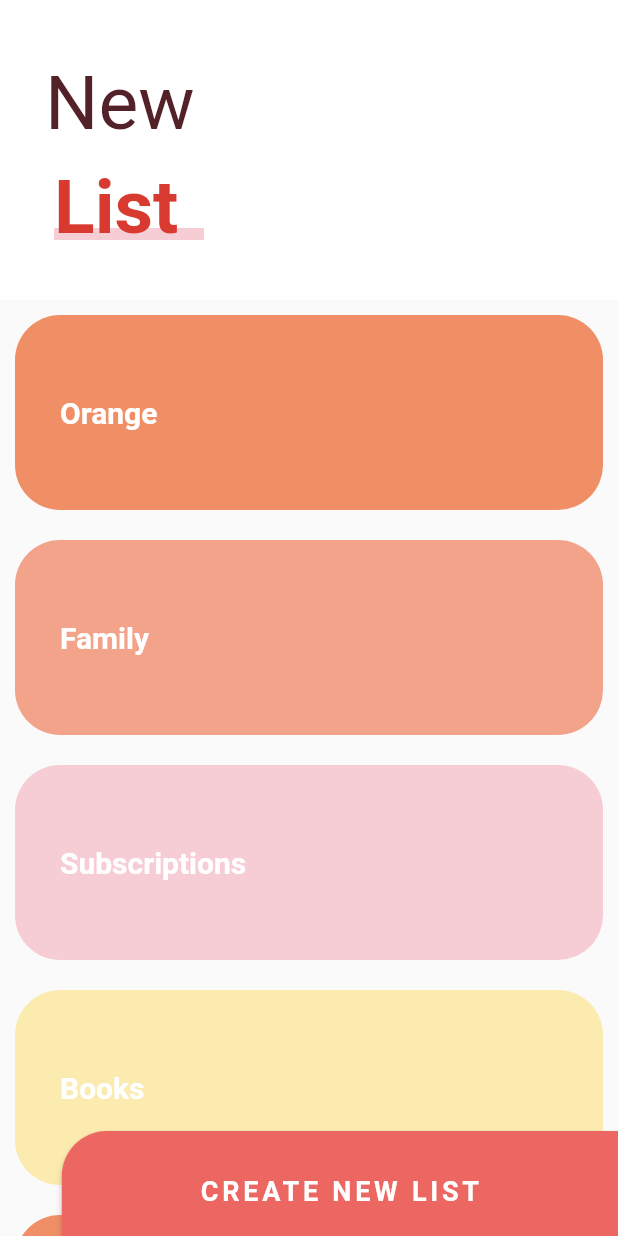
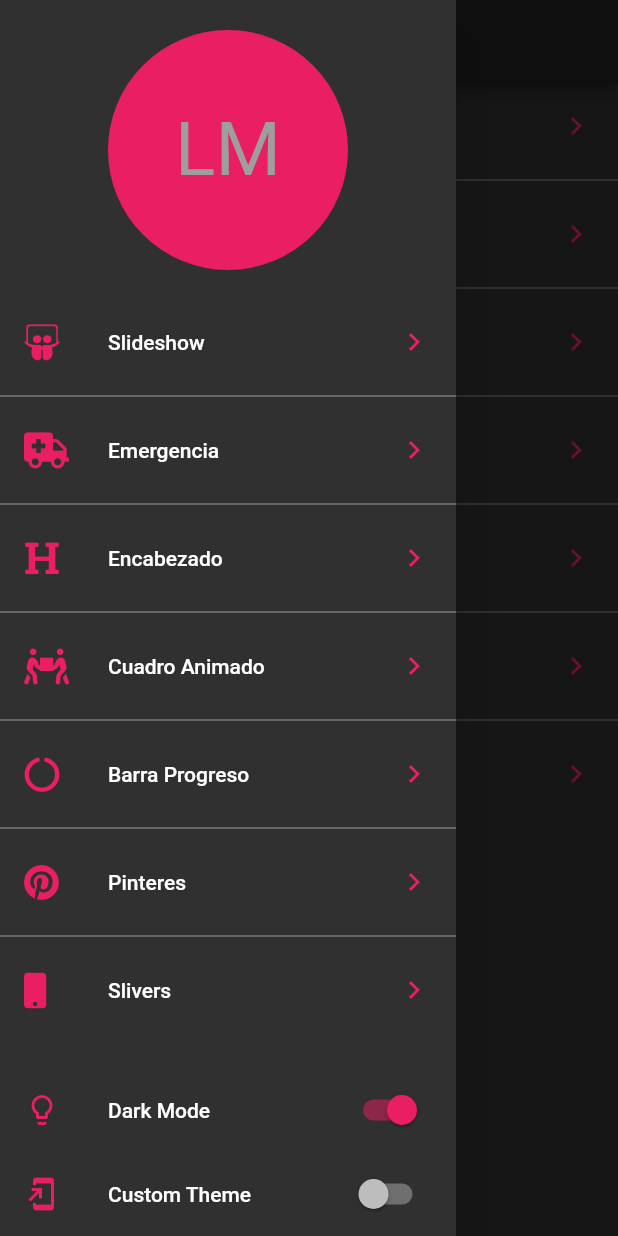
Before and after one commit to Lincol1999/Dise-o_profesional, a Flutter app: the screen it shows after launch, with the side drawer open (before the commit the screen has no drawer), on a phone screen of 412 x 824 dp. Run offline on Flutter 3.47's test engine with Material 2 defaults, Android fonts, the phone set to English and light mode, and no system bars; our stand-ins replace animate_do, flutter_svg, font_awesome_flutter.

Commit message:
Diseño Profesional Remasterizado

```diff
--- a/lib/main.dart
+++ b/lib/main.dart
@@ -1,30 +1,24 @@
+import 'package:diseno_profesional/theme/theme.dart';
 import 'package:flutter/material.dart';
 
-import 'package:diseno_profesional/src/pages/slider_list_page.dart';
-// import 'package:diseno_profesional/src/pages/emergency_page.dart';
-// import 'package:diseno_profesional/src/pages/pinterest_page.dart';
-// import 'package:diseno_profesional/src/pages/slideshow_page.dart';
-
-// import 'package:diseno_profesional/src/pages/graficas_circulares_pages.dart';
-// import 'package:diseno_profesional/src/labs/slidershow_page.dart';
-
-// import 'package:diseno_profesional/src/retos/cuadrado_animado_page.dart';
-
-// import 'package:diseno_profesional/src/pages/header_pages.dart';
-// import 'package:diseno_profesional/src/pages/animaciones_pages.dart';
+import 'package:diseno_profesional/src/pages/launcher_page.dart';
+import 'package:provider/provider.dart';
 
 void main() {
-  runApp(MyApp());
+  runApp(ChangeNotifierProvider(
+      create: (context) => new ThemeChanger(2), child: MyApp()));
 }
 
 class MyApp extends StatelessWidget {
   // This widget is the root of your application.
   @override
   Widget build(BuildContext context) {
+    final currentTheme = Provider.of<ThemeChanger>(context).currentTheme;
     return MaterialApp(
+      theme: currentTheme,
       debugShowCheckedModeBanner: false,
       title: 'Diseño Profesional',
-      home: SliverListPage(),
+      home: LauncherPage(),
     );
   }
 }
--- /dev/null
+++ b/lib/src/pages/launcher_page.dart
@@ -0,0 +1,111 @@
+import 'package:flutter/material.dart';
+
+import 'package:diseno_profesional/theme/theme.dart';
+import 'package:diseno_profesional/src/routes/routes.dart';
+
+import 'package:font_awesome_flutter/font_awesome_flutter.dart';
+import 'package:provider/provider.dart';
+
+class LauncherPage extends StatelessWidget {
+  @override
+  Widget build(BuildContext context) {
+    return Scaffold(
+      appBar: AppBar(
+        title: Text('Diseños en FLutter'),
+      ),
+      drawer: _MenuPrincipal(),
+      body: _ListaOpciones(),
+    );
+  }
+}
+
+class _ListaOpciones extends StatelessWidget {
+  @override
+  Widget build(BuildContext context) {
+    final appTheme = Provider.of<ThemeChanger>(context).currentTheme;
+    return ListView.separated(
+      //physics para que se mire igual en Io y Androit
+      physics: BouncingScrollPhysics(),
+      separatorBuilder: (context, i) => Divider(
+        color: appTheme.primaryColorLight,
+      ),
+      itemCount: pageRoutes.length,
+      itemBuilder: (context, i) => ListTile(
+        leading: FaIcon(
+          pageRoutes[i].icon,
+          color: appTheme.accentColor,
+        ),
+        title: Text(pageRoutes[i].titulo),
+        trailing: Icon(
+          Icons.chevron_right,
+          color: appTheme.accentColor,
+        ),
+        onTap: () {
+          Navigator.push(context,
+              MaterialPageRoute(builder: (context) => pageRoutes[i].page));
+        },
+      ),
+    );
+  }
+}
+
+class _MenuPrincipal extends StatelessWidget {
+  @override
+  Widget build(BuildContext context) {
+    final appTheme = Provider.of<ThemeChanger>(context);
+    final accentColor = appTheme.currentTheme.accentColor;
+    return Drawer(
+      child: SafeArea(
+        child: Container(
+          child: Column(
+            children: [
+              Container(
+                padding: EdgeInsets.all(20),
+                width: double.infinity,
+                height: 200,
+                child: CircleAvatar(
+                  backgroundColor: accentColor,
+                  child: Text(
+                    'LM',
+                    style: TextStyle(fontSize: 50),
+                  ),
+                ),
+              ),
+              Expanded(
+                child: _ListaOpciones(),
+              ),
+              ListTile(
+                leading: Icon(
+                  Icons.lightbulb_outline,
+                  color: accentColor,
+                ),
+                title: Text('Dark Mode'),
+                trailing: Switch.adaptive(
+                  activeColor: accentColor, //En IO sale verde
+                  value: appTheme.darkTheme,
+                  onChanged: (value) {
+                    appTheme.darkTheme = value;
+                  },
+                ),
+              ),
+              ListTile(
+                leading: Icon(
+                  Icons.add_to_home_screen,
+                  color: accentColor,
+                ),
+                title: Text('Custom Theme'),
+                trailing: Switch.adaptive(
+                  activeColor: accentColor, //En IO sale verde
+                  value: appTheme.customTheme,
+                  onChanged: (value) {
+                    appTheme.customTheme = value;
+                  },
+                ),
+              ),
+            ],
+          ),
+        ),
+      ),
+    );
+  }
+}
--- a/lib/src/pages/slider_list_page.dart
+++ b/lib/src/pages/slider_list_page.dart
@@ -1,4 +1,6 @@
+import 'package:diseno_profesional/theme/theme.dart';
 import 'package:flutter/material.dart';
+import 'package:provider/provider.dart';
 
 class SliverListPage extends StatelessWidget {
   @override
@@ -18,18 +20,21 @@ class _BotonNewList extends StatelessWidget {
   @override
   Widget build(BuildContext context) {
     final size = MediaQuery.of(context).size;
+    final appTheme = Provider.of<ThemeChanger>(context);
     return ButtonTheme(
       minWidth: size.width * 0.9,
       height: 80,
       child: RaisedButton(
         onPressed: () {},
-        color: Color(0xffeD6762),
+        color: (appTheme.darkTheme)
+            ? appTheme.currentTheme.accentColor
+            : Color(0xffeD6762),
         shape: RoundedRectangleBorder(
             borderRadius: BorderRadius.only(topLeft: Radius.circular(30))),
         child: Text(
           'CREATE NEW LIST',
           style: TextStyle(
-              color: Colors.white,
+              color: appTheme.currentTheme.scaffoldBackgroundColor,
               fontSize: 18,
               fontWeight: FontWeight.bold,
               letterSpacing: 2.5),
@@ -60,6 +65,8 @@ class _MainScroll extends StatelessWidget {
   ];
   @override
   Widget build(BuildContext context) {
+    final appTheme = Provider.of<ThemeChanger>(context);
+
     return CustomScrollView(
       slivers: [
         SliverPersistentHeader(
@@ -69,7 +76,7 @@ class _MainScroll extends StatelessWidget {
               maxheight: 200,
               child: Container(
                 alignment: Alignment.centerLeft,
-                color: Colors.white,
+                color: appTheme.currentTheme.scaffoldBackgroundColor,
                 child: _Titulo(),
               )),
         ),
@@ -123,6 +130,8 @@ class _SliverCustomHeaderDelegate extends SliverPersistentHeaderDelegate {
 class _Titulo extends StatelessWidget {
   @override
   Widget build(BuildContext context) {
+    final appTheme = Provider.of<ThemeChanger>(context);
+
     return Column(
       children: [
         SizedBox(
@@ -132,7 +141,9 @@ class _Titulo extends StatelessWidget {
           margin: EdgeInsets.symmetric(horizontal: 30, vertical: 10),
           child: Text(
             'New ',
-            style: TextStyle(color: Color(0xff532128), fontSize: 50),
+            style: TextStyle(
+                color: (appTheme.darkTheme) ? Colors.grey : Color(0xff532128),
+                fontSize: 50),
           ),
         ),
         Stack(
@@ -145,7 +156,9 @@ class _Titulo extends StatelessWidget {
               child: Container(
                 width: 150,
                 height: 8,
-                decoration: BoxDecoration(color: Color(0xffF7CDD5)),
+                decoration: BoxDecoration(
+                  color: (appTheme.darkTheme) ? Colors.grey : Color(0xffF7CDD5),
+                ),
               ),
             ),
             Container(
@@ -201,6 +214,8 @@ class _ListItem extends StatelessWidget {
 
   @override
   Widget build(BuildContext context) {
+    final appTheme = Provider.of<ThemeChanger>(context);
+
     return Container(
       padding: EdgeInsets.all(30),
       alignment: Alignment.centerLeft,
@@ -212,7 +227,7 @@ class _ListItem extends StatelessWidget {
       margin: EdgeInsets.all(10),
       height: 130,
       decoration: BoxDecoration(
-        color: color,
+        color: (appTheme.darkTheme) ? Colors.amberAccent : color,
         borderRadius: BorderRadius.circular(30),
       ),
     );
--- /dev/null
+++ b/lib/src/routes/routes.dart
@@ -0,0 +1,29 @@
+import 'package:flutter/material.dart';
+
+import 'package:diseno_profesional/src/pages/animaciones_pages.dart';
+import 'package:diseno_profesional/src/pages/emergency_page.dart';
+import 'package:diseno_profesional/src/pages/graficas_circulares_pages.dart';
+import 'package:diseno_profesional/src/pages/header_pages.dart';
+import 'package:diseno_profesional/src/pages/pinterest_page.dart';
+import 'package:diseno_profesional/src/pages/slider_list_page.dart';
+import 'package:diseno_profesional/src/pages/slideshow_page.dart';
+import 'package:font_awesome_flutter/font_awesome_flutter.dart';
+
+final pageRoutes = <_Route>[
+  _Route(FontAwesomeIcons.slideshare, 'Slideshow', SlideshowPage()),
+  _Route(FontAwesomeIcons.ambulance, 'Emergencia', EmergencyPage()),
+  _Route(FontAwesomeIcons.heading, 'Encabezado', HeaderPages()),
+  _Route(FontAwesomeIcons.peopleCarry, 'Cuadro Animado', CuadradoAnimado()),
+  _Route(
+      FontAwesomeIcons.circleNotch, 'Barra Progreso', GraficasCircularesPage()),
+  _Route(FontAwesomeIcons.pinterest, 'Pinteres', PinteresPage()),
+  _Route(FontAwesomeIcons.mobile, 'Slivers', SliverListPage()),
+];
+
+class _Route {
+  final IconData icon;
+  final String titulo;
+  final Widget page;
+
+  _Route(this.icon, this.titulo, this.page);
+}
--- /dev/null
+++ b/lib/theme/theme.dart
@@ -0,0 +1,67 @@
+import 'package:flutter/material.dart';
+
+class ThemeChanger with ChangeNotifier {
+  bool _darkTheme = false;
+  bool _customTheme = false;
+
+  ThemeData _currentTheme;
+
+  bool get darkTheme => this._darkTheme;
+  bool get customTheme => this._customTheme;
+  ThemeData get currentTheme => this._currentTheme;
+  ThemeChanger(int theme) {
+    //Para mantener el color personalizado al ingresar.
+    switch (theme) {
+      case 1: //Light
+        _darkTheme = false;
+        _customTheme = false;
+        _currentTheme = ThemeData.light();
+        break;
+
+      case 2: //Dark
+        _darkTheme = true;
+        _customTheme = false;
+        _currentTheme = ThemeData.dark().copyWith(accentColor: Colors.pink);
+        break;
+
+      case 3: //Dark
+        _darkTheme = false;
+        _customTheme = true;
+        break;
+
+      default:
+        _darkTheme = false;
+        _darkTheme = false;
+        _currentTheme = ThemeData.light();
+    }
+  }
+
+  set darkTheme(bool value) {
+    _customTheme = false;
+    _darkTheme = value;
+    notifyListeners();
+    if (value) {
+      _currentTheme = ThemeData.dark().copyWith(accentColor: Colors.pinkAccent);
+    } else {
+      _currentTheme = ThemeData.light();
+    }
+  }
+
+  set customTheme(bool value) {
+    _customTheme = value;
+    _darkTheme = false;
+    notifyListeners();
+    if (value) {
+      _currentTheme = ThemeData.dark().copyWith(
+        accentColor: Color(0xff48A0EB),
+        primaryColorLight: Colors.white,
+        scaffoldBackgroundColor: Color(0xff16202B),
+        textTheme: TextTheme(
+          bodyText1: TextStyle(color: Colors.white),
+        ),
+      );
+    } else {
+      _currentTheme = ThemeData.dark();
+    }
+  }
+}
```
Also changed, not shown: lib/src/pages/graficas_circulares_pages.dart (+7 -4 lines), lib/src/pages/header_pages.dart (+7 -1 lines), lib/src/pages/slideshow_page.dart (+6 -1 lines), lib/src/widgets/headers.dart (+8 -2 lines), 1 other file.
